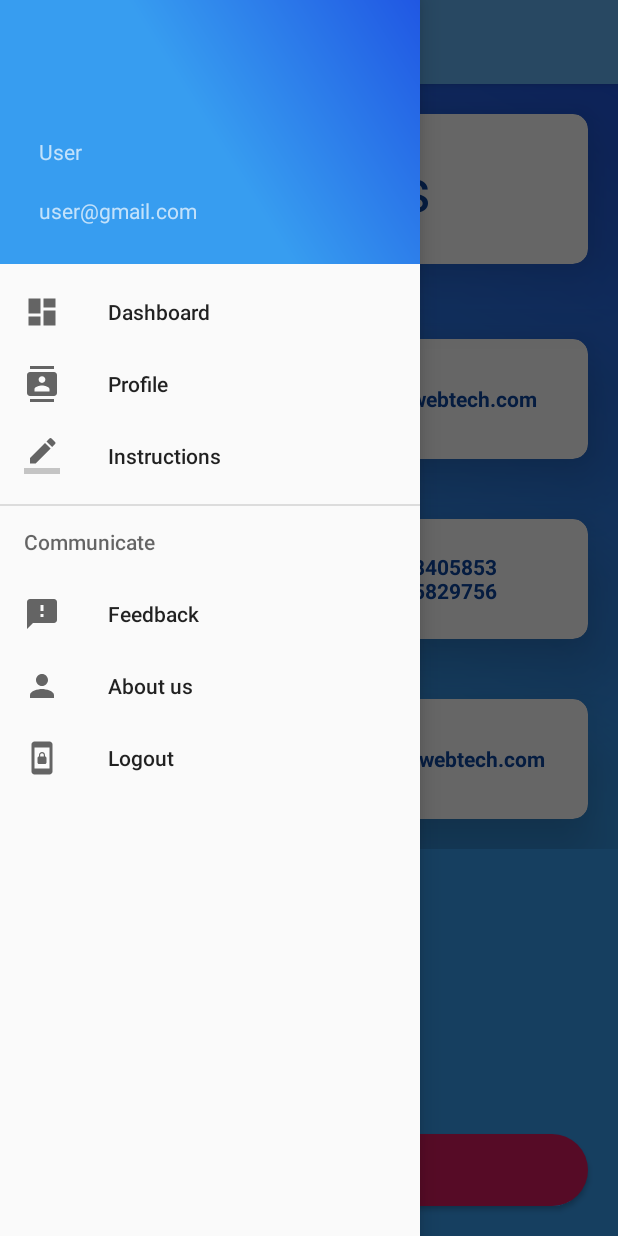
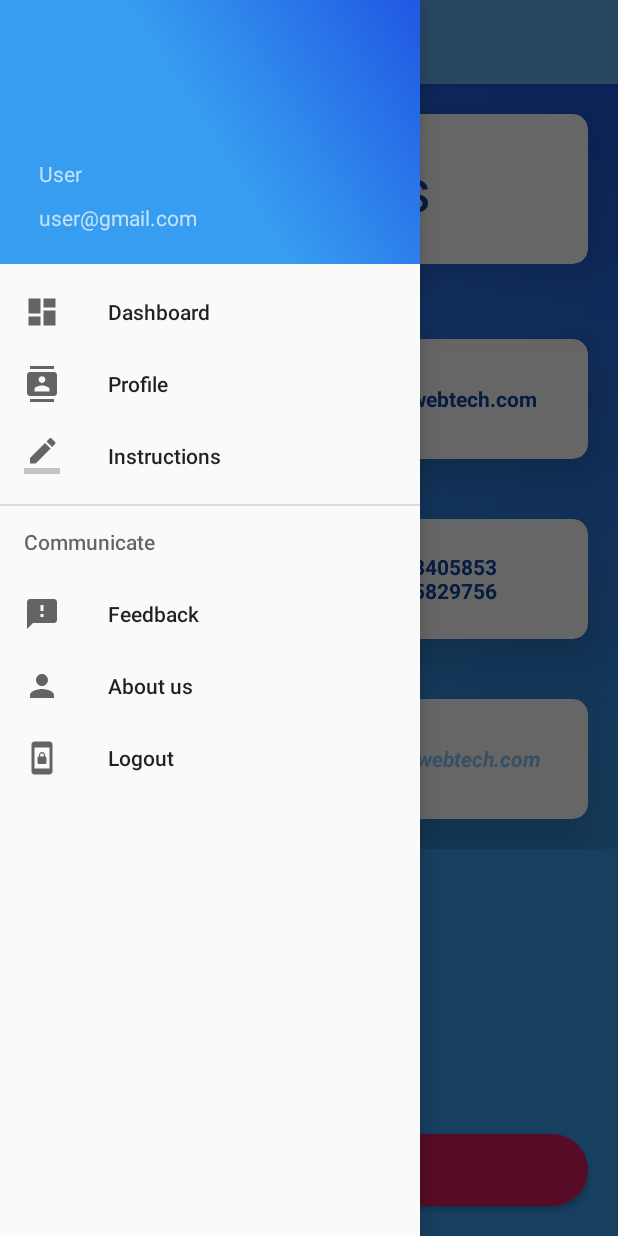
Before and after one commit to djain5888/Quizapp, an Android app: the fragment AboutUsFragment placed in its activity, with the side drawer open, on a phone screen of 412 x 824 dp. Run offline under Robolectric (Android 15) with nearby library versions, the phone set to English and light mode, and no system bars; our stand-ins replace Volley; libraries missing offline, so code that uses them is left out: com.amulyakhare.textdrawable; network calls fail; 6 statements that could not run were skipped.

Commit message:
Navigation drawer updated 2

```diff
--- a/app/src/main/res/layout/fragment_about_us.xml
+++ b/app/src/main/res/layout/fragment_about_us.xml
@@ -154,10 +154,10 @@
                     android:layout_width="match_parent"
                     android:layout_height="match_parent"
                     android:gravity="center"
-                    android:textColor="@color/blue_900"
+                    android:textColor="@color/blue_200"
                     android:text="http://iniestawebtech.com "
                     android:textSize="14sp"
-                    android:textStyle="bold" />
+                    android:textStyle="bold|italic" />
 
             </LinearLayout>
 
--- a/app/src/main/res/layout/nav_header_main.xml
+++ b/app/src/main/res/layout/nav_header_main.xml
@@ -11,8 +11,8 @@
 
     <ImageView
         android:layout_marginLeft="10dp"
-        android:layout_width="60dp"
-        android:layout_height="60dp"
+        android:layout_width="70dp"
+        android:layout_height="70dp"
         android:layout_gravity="center_vertical"
         android:id="@+id/textimageview"/>
 
@@ -27,7 +27,8 @@
         android:id="@+id/nav_email"
         android:layout_width="wrap_content"
         android:layout_height="wrap_content"
-        android:layout_margin="10dp"
+        android:layout_marginLeft="10dp"
+        android:layout_marginBottom="5dp"
         android:textSize="14sp"/>
 
 
```
